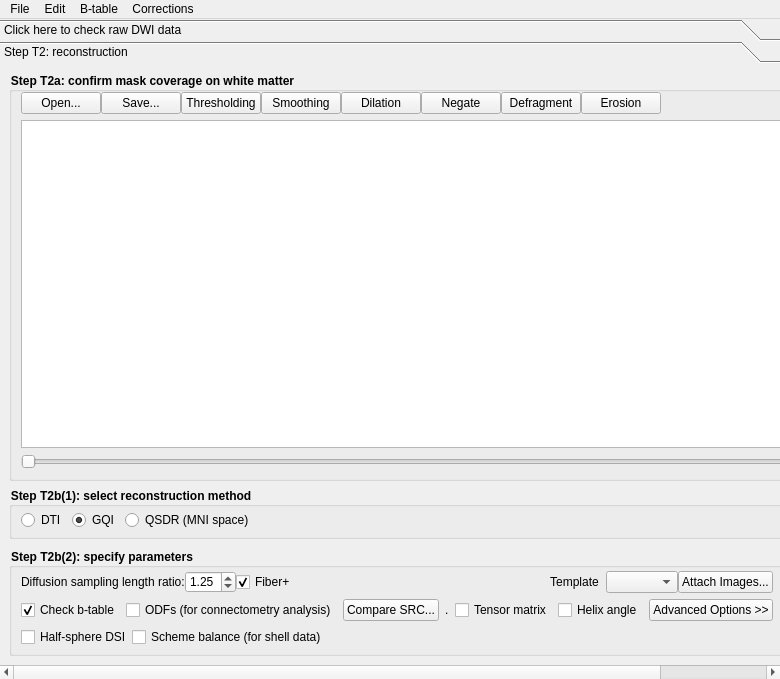
Qt form reconstruction/reconstruction_window.ui (frankyeh/DSI-Studio) before a commit.
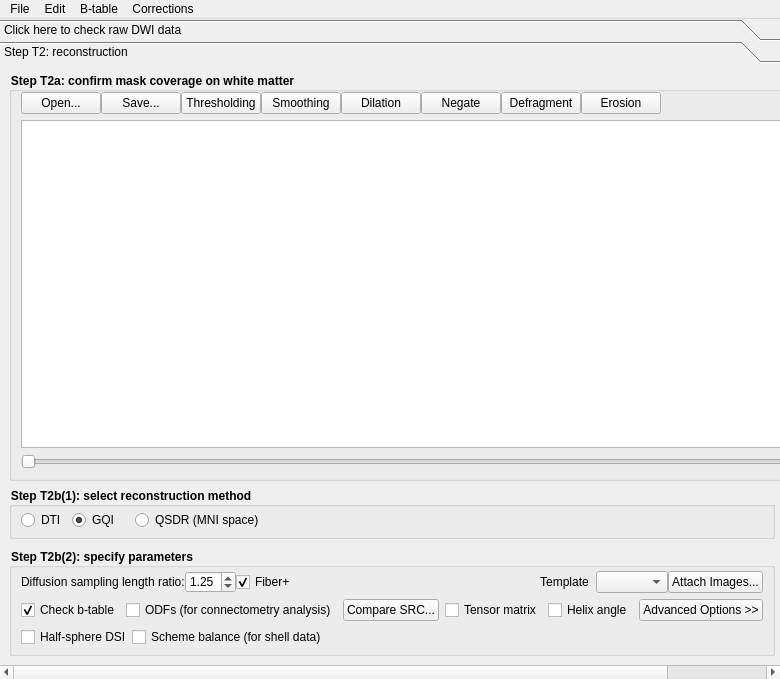
The same form after that commit. Icons and pictures are not drawn.

Commit message: [gui] remove dT interface

```diff
--- a/reconstruction/reconstruction_window.ui
+++ b/reconstruction/reconstruction_window.ui
@@ -395,7 +395,7 @@
         <rect>
          <x>0</x>
          <y>0</y>
-         <width>872</width>
+         <width>862</width>
          <height>599</height>
         </rect>
        </property>
@@ -603,6 +603,13 @@
                    </property>
                   </widget>
                  </item>
+                 <item>
+                  <widget class="QLabel" name="ddi_file">
+                   <property name="text">
+                    <string> </string>
+                   </property>
+                  </widget>
+                 </item>
                  <item>
                   <widget class="QRadioButton" name="QSDR">
                    <property name="enabled">
@@ -809,13 +816,6 @@
                    </property>
                   </widget>
                  </item>
-                 <item>
-                  <widget class="QLabel" name="ddi_file">
-                   <property name="text">
-                    <string>.</string>
-                   </property>
-                  </widget>
-                 </item>
                  <item>
                   <widget class="QCheckBox" name="output_tensor">
                    <property name="text">
```
The commit also changes 1 other file.
